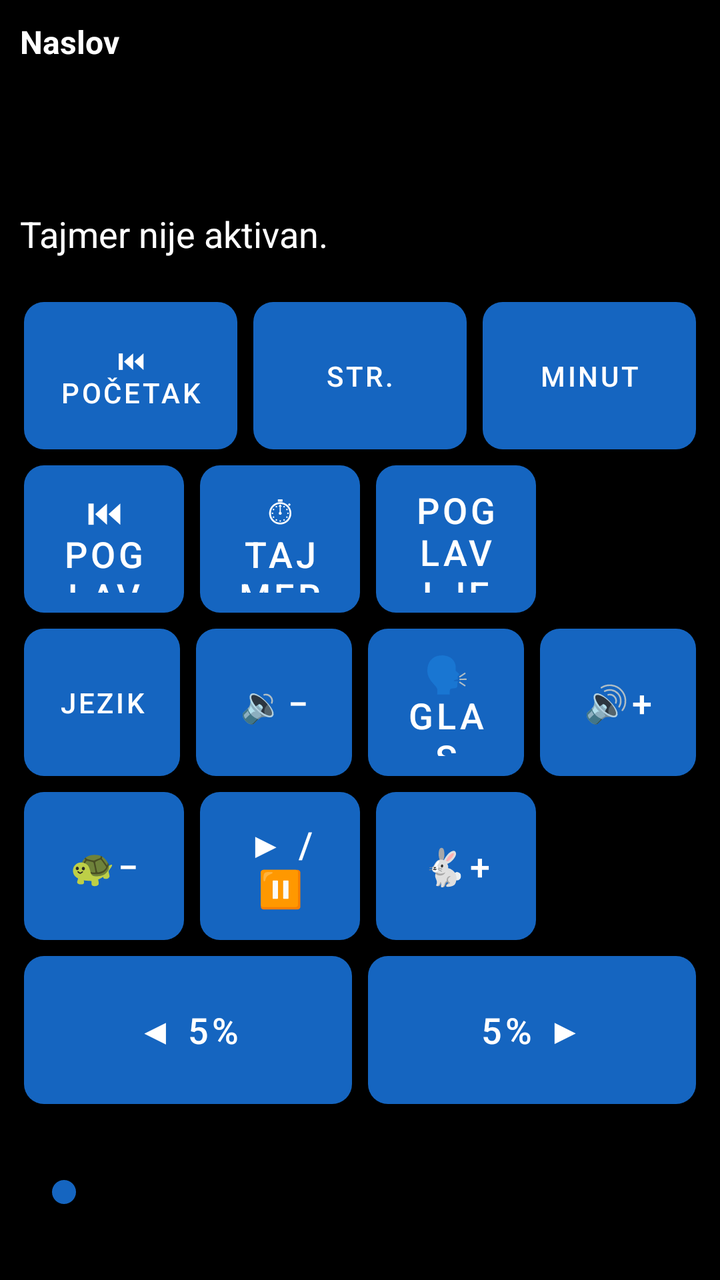
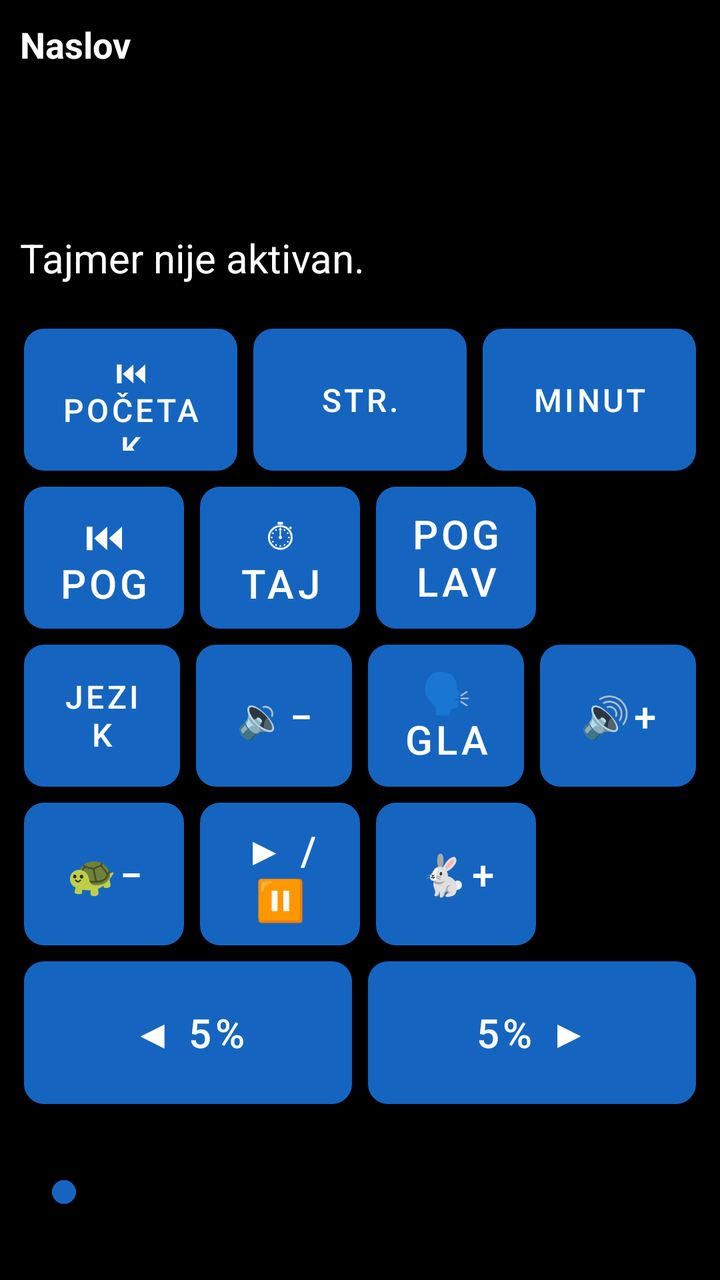

The first picture is an Android layout as it rendered before a commit; the second is the same layout after the commit. The layout source and the unified diff follow.
<!-- AndroidManifest.xml: application theme Theme.RecPoRec -->
<!-- res/layout/activity_reader.xml -->
<?xml version="1.0" encoding="utf-8"?>
<LinearLayout xmlns:android="http://schemas.android.com/apk/res/android"
    android:layout_width="match_parent"
    android:layout_height="match_parent"
    android:orientation="vertical"
    android:fitsSystemWindows="true"
    android:background="@color/background">

    
    <LinearLayout
        android:layout_width="match_parent"
        android:layout_height="wrap_content"
        android:orientation="vertical"
        android:padding="10dp">

        <TextView
            android:id="@+id/textDocTitle"
            android:layout_width="match_parent"
            android:layout_height="wrap_content"
            android:textSize="16sp"
            android:textStyle="bold"
            android:textColor="@color/text_primary"
            android:maxLines="1"
            android:ellipsize="end"
            android:text="Naslov" />

        <TextView
            android:id="@+id/textPages"
            android:layout_width="match_parent"
            android:layout_height="wrap_content"
            android:textSize="18sp"
            android:textColor="@color/text_primary"
            android:accessibilityLiveRegion="polite" />

        <TextView
            android:id="@+id/textElapsed"
            android:layout_width="match_parent"
            android:layout_height="wrap_content"
            android:textSize="18sp"
            android:textColor="@color/text_primary" />

        <TextView
            android:id="@+id/textRemaining"
            android:layout_width="match_parent"
            android:layout_height="wrap_content"
            android:textSize="18sp"
            android:textColor="@color/text_primary" />

        <TextView
            android:id="@+id/textTimerStatus"
            android:layout_width="match_parent"
            android:layout_height="wrap_content"
            android:textSize="18sp"
            android:textColor="@color/text_primary"
            android:text="Tajmer nije aktivan." />
    </LinearLayout>

    
    <LinearLayout
        android:layout_width="match_parent"
        android:layout_height="0dp"
        android:layout_weight="1"
        android:orientation="vertical"
        android:padding="8dp">

        
        <LinearLayout
            android:layout_width="match_parent"
            android:layout_height="0dp"
            android:layout_weight="1"
            android:orientation="horizontal">

            <Button android:id="@+id/btnGoStart" style="@style/KeyButton"
                android:backgroundTint="@color/btn_goto_page"
                android:contentDescription="Idi na početak dokumenta"
                android:textSize="14sp"
                android:text="⏮ Početak" />

            <Button android:id="@+id/btnGotoPage" style="@style/KeyButton"
                android:backgroundTint="@color/btn_goto_page"
                android:contentDescription="@string/btn_goto_page"
                android:textSize="14sp"
                android:text="Str." />

            <Button android:id="@+id/btnGotoMinute" style="@style/KeyButton"
                android:backgroundTint="@color/btn_goto_page"
                android:contentDescription="Idi na određeni minut u dokumentu"
                android:textSize="14sp"
                android:text="Minut" />
        </LinearLayout>

        
        <LinearLayout
            android:layout_width="match_parent"
            android:layout_height="0dp"
            android:layout_weight="1"
            android:orientation="horizontal">

            <Button android:id="@+id/btnPrevChapter" style="@style/KeyButton"
                android:backgroundTint="@color/btn_chapter"
                android:contentDescription="@string/btn_prev_chapter"
                android:text="⏮ Poglavlje" />

            <Button android:id="@+id/btnTimer" style="@style/KeyButton"
                android:backgroundTint="@color/btn_timer"
                android:contentDescription="@string/btn_timer"
                android:text="⏱ Tajmer" />

            <Button android:id="@+id/btnNextChapter" style="@style/KeyButton"
                android:backgroundTint="@color/btn_chapter"
                android:contentDescription="@string/btn_next_chapter"
                android:text="Poglavlje ⏭" />

            <View
                android:layout_width="0dp"
                android:layout_height="match_parent"
                android:layout_weight="1"
                android:importantForAccessibility="no" />
        </LinearLayout>

        
        <LinearLayout
            android:layout_width="match_parent"
            android:layout_height="0dp"
            android:layout_weight="1"
            android:orientation="horizontal">

            <Button android:id="@+id/btnDocLanguage" style="@style/KeyButton"
                android:backgroundTint="@color/btn_goto_page"
                android:contentDescription="Jezik za ovaj dokument"
                android:textSize="14sp"
                android:text="Jezik" />

            <Button android:id="@+id/btnVolDown" style="@style/KeyButton"
                android:backgroundTint="@color/btn_volume"
                android:contentDescription="@string/btn_vol_down"
                android:text="🔉−" />

            <Button android:id="@+id/btnVoice" style="@style/KeyButton"
                android:backgroundTint="@color/btn_voice"
                android:contentDescription="@string/btn_voice"
                android:text="🗣 Glas" />

            <Button android:id="@+id/btnVolUp" style="@style/KeyButton"
                android:backgroundTint="@color/btn_volume"
                android:contentDescription="@string/btn_vol_up"
                android:text="🔊+" />
        </LinearLayout>

        
        <LinearLayout
            android:layout_width="match_parent"
            android:layout_height="0dp"
            android:layout_weight="1"
            android:orientation="horizontal">

            <Button android:id="@+id/btnSpeedDown" style="@style/KeyButton"
                android:backgroundTint="@color/btn_speed"
                android:contentDescription="@string/btn_speed_down"
                android:text="🐢−" />

            <Button android:id="@+id/btnPlayPause" style="@style/KeyButton"
                android:backgroundTint="@color/btn_play"
                android:contentDescription="@string/btn_play_pause"
                android:text="▶ / ⏸" />

            <Button android:id="@+id/btnSpeedUp" style="@style/KeyButton"
                android:backgroundTint="@color/btn_speed"
                android:contentDescription="@string/btn_speed_up"
                android:text="🐇+" />

            <View
                android:layout_width="0dp"
                android:layout_height="match_parent"
                android:layout_weight="1"
                android:importantForAccessibility="no" />
        </LinearLayout>

        
        <LinearLayout
            android:layout_width="match_parent"
            android:layout_height="0dp"
            android:layout_weight="1"
            android:orientation="horizontal">

            <Button android:id="@+id/btnStepBack" style="@style/KeyButton"
                android:layout_weight="2"
                android:backgroundTint="@color/btn_page_nav"
                android:contentDescription="@string/slider_back"
                android:text="◀ 5%" />

            <Button android:id="@+id/btnStepForward" style="@style/KeyButton"
                android:layout_weight="2"
                android:backgroundTint="@color/btn_page_nav"
                android:contentDescription="@string/slider_forward"
                android:text="5% ▶" />
        </LinearLayout>

    </LinearLayout>

    
    <SeekBar
        android:id="@+id/seekProgress"
        android:layout_width="match_parent"
        android:layout_height="56dp"
        android:layout_marginStart="16dp"
        android:layout_marginEnd="16dp"
        android:layout_marginTop="4dp"
        android:layout_marginBottom="16dp"
        android:contentDescription="@string/slider_position"
        android:max="100"
        android:progressTint="@color/btn_voice"
        android:thumbTint="@color/btn_voice" />

</LinearLayout>
<!-- resources referenced by this layout -->
<resources>
  <color name="background">#000000</color>
  <color name="btn_chapter">#2E7D32</color>
  <color name="btn_goto_page">#4527A0</color>
  <color name="btn_page_nav">#AD1457</color>
  <color name="btn_play">#D84315</color>
  <color name="btn_speed">#00838F</color>
  <color name="btn_timer">#6A1B9A</color>
  <color name="btn_voice">#1565C0</color>
  <color name="btn_volume">#F9A825</color>
  <color name="text_primary">#FFFFFF</color>
  <string name="btn_goto_page">Idi na stranicu</string>
  <string name="btn_next_chapter">Sledeće poglavlje</string>
  <string name="btn_play_pause">Pusti ili pauziraj čitanje</string>
  <string name="btn_prev_chapter">Prethodno poglavlje</string>
  <string name="btn_speed_down">Smanji brzinu čitanja</string>
  <string name="btn_speed_up">Povećaj brzinu čitanja</string>
  <string name="btn_timer">Tajmer za automatsku pauzu</string>
  <string name="btn_voice">Izbor glasa</string>
  <string name="btn_vol_down">Smanji jačinu zvuka</string>
  <string name="btn_vol_up">Pojačaj zvuk</string>
  <string name="slider_back">Pomeri pet posto unazad</string>
  <string name="slider_forward">Pomeri pet posto unapred</string>
  <string name="slider_position">Klizač za pomeranje kroz knjigu, pet posto po koraku</string>
  <style name="KeyButton">
          <item name="android:layout_width">0dp</item>
          <item name="android:layout_height">match_parent</item>
          <item name="android:layout_weight">1</item>
          <item name="android:layout_margin">4dp</item>
          <item name="android:textSize">18sp</item>
          <item name="android:textColor">@color/button_text</item>
          <item name="android:background">@drawable/key_button_shape</item>
          <item name="android:stateListAnimator">@null</item>
          <item name="android:elevation">0dp</item>
      </style>
  <style name="Theme.RecPoRec" parent="Theme.MaterialComponents.DayNight.NoActionBar">
          <item name="android:windowBackground">@color/background</item>
          <item name="android:textColorPrimary">@color/text_primary</item>
          <item name="colorPrimary">@color/btn_voice</item>
          <item name="colorOnPrimary">@color/button_text</item>
      </style>
  <color name="button_text">#FFFFFF</color>
  <!-- drawable key_button_shape (drawable) -->
  <?xml version="1.0" encoding="utf-8"?>
  <shape xmlns:android="http://schemas.android.com/apk/res/android"
      android:shape="rectangle">
      <corners android:radius="10dp" />
      <solid android:color="#FFFFFF" />
  </shape>
</resources>

<!-- the commit's change to res/layout/activity_reader.xml (unified diff, before → after) -->
@@ -17,7 +17,7 @@
             android:id="@+id/textDocTitle"
             android:layout_width="match_parent"
             android:layout_height="wrap_content"
-            android:textSize="16sp"
+            android:textSize="18sp"
             android:textStyle="bold"
             android:textColor="@color/text_primary"
             android:maxLines="1"
@@ -28,7 +28,7 @@
             android:id="@+id/textPages"
             android:layout_width="match_parent"
             android:layout_height="wrap_content"
-            android:textSize="18sp"
+            android:textSize="20sp"
             android:textColor="@color/text_primary"
             android:accessibilityLiveRegion="polite" />
 
@@ -36,21 +36,21 @@
             android:id="@+id/textElapsed"
             android:layout_width="match_parent"
             android:layout_height="wrap_content"
-            android:textSize="18sp"
+            android:textSize="20sp"
             android:textColor="@color/text_primary" />
 
         <TextView
             android:id="@+id/textRemaining"
             android:layout_width="match_parent"
             android:layout_height="wrap_content"
-            android:textSize="18sp"
+            android:textSize="20sp"
             android:textColor="@color/text_primary" />
 
         <TextView
             android:id="@+id/textTimerStatus"
             android:layout_width="match_parent"
             android:layout_height="wrap_content"
-            android:textSize="18sp"
+            android:textSize="20sp"
             android:textColor="@color/text_primary"
             android:text="Tajmer nije aktivan." />
     </LinearLayout>
@@ -73,19 +73,19 @@
             <Button android:id="@+id/btnGoStart" style="@style/KeyButton"
                 android:backgroundTint="@color/btn_goto_page"
                 android:contentDescription="Idi na početak dokumenta"
-                android:textSize="14sp"
+                android:textSize="16sp"
                 android:text="⏮ Početak" />
 
             <Button android:id="@+id/btnGotoPage" style="@style/KeyButton"
                 android:backgroundTint="@color/btn_goto_page"
                 android:contentDescription="@string/btn_goto_page"
-                android:textSize="14sp"
+                android:textSize="16sp"
                 android:text="Str." />
 
             <Button android:id="@+id/btnGotoMinute" style="@style/KeyButton"
                 android:backgroundTint="@color/btn_goto_page"
                 android:contentDescription="Idi na određeni minut u dokumentu"
-                android:textSize="14sp"
+                android:textSize="16sp"
                 android:text="Minut" />
         </LinearLayout>
 
@@ -128,7 +128,7 @@
             <Button android:id="@+id/btnDocLanguage" style="@style/KeyButton"
                 android:backgroundTint="@color/btn_goto_page"
                 android:contentDescription="Jezik za ovaj dokument"
-                android:textSize="14sp"
+                android:textSize="16sp"
                 android:text="Jezik" />
 
             <Button android:id="@+id/btnVolDown" style="@style/KeyButton"
<!-- resource entries referenced after the edit -->
@@ -28,7 +28,7 @@
           <item name="android:layout_height">match_parent</item>
           <item name="android:layout_weight">1</item>
           <item name="android:layout_margin">4dp</item>
-          <item name="android:textSize">18sp</item>
+          <item name="android:textSize">20sp</item>
           <item name="android:textColor">@color/button_text</item>
           <item name="android:background">@drawable/key_button_shape</item>
           <item name="android:stateListAnimator">@null</item>
